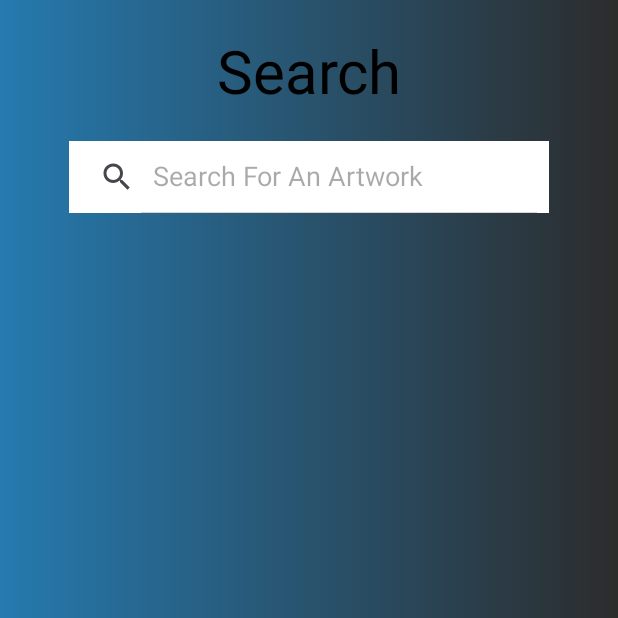
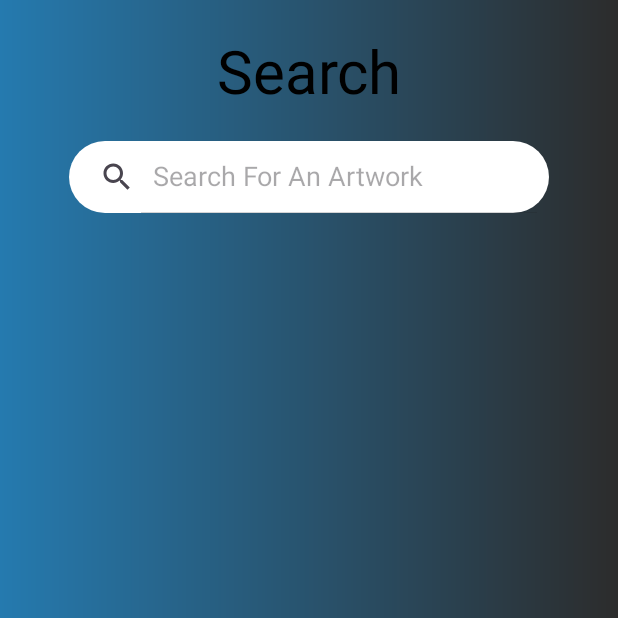
Before and after one commit to Totsua/exhibition-curator-android, an Android app: the screen it shows after launch (MainActivity), item 2 of the bottom bar chosen, on a phone screen of 412 x 824 dp, the top half of it. Run offline under Robolectric (Android 15) with nearby library versions, the phone set to English and light mode, and no system bars; our stand-ins replace data binding.

Commit message:
design: add searchbar custom design

```diff
--- a/app/src/main/res/layout/fragment_search.xml
+++ b/app/src/main/res/layout/fragment_search.xml
@@ -33,7 +33,7 @@
                 android:layout_height="wrap_content"
                 android:layout_marginTop="20dp"
                 android:layout_marginBottom="10dp"
-                android:background="@color/white"
+                android:background="@drawable/custom_search_bar_background"
                 android:iconifiedByDefault="false"
                 android:queryHint="Search For An Artwork"
                 app:layout_constraintBottom_toTopOf="@+id/searchTabRecyclerView"
```
